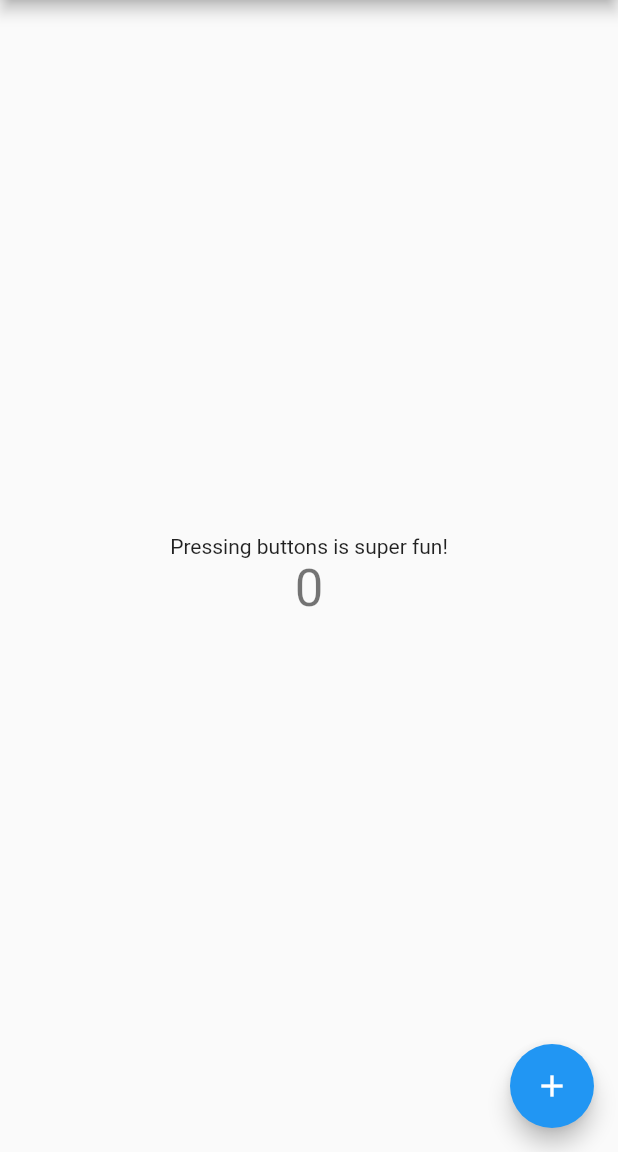
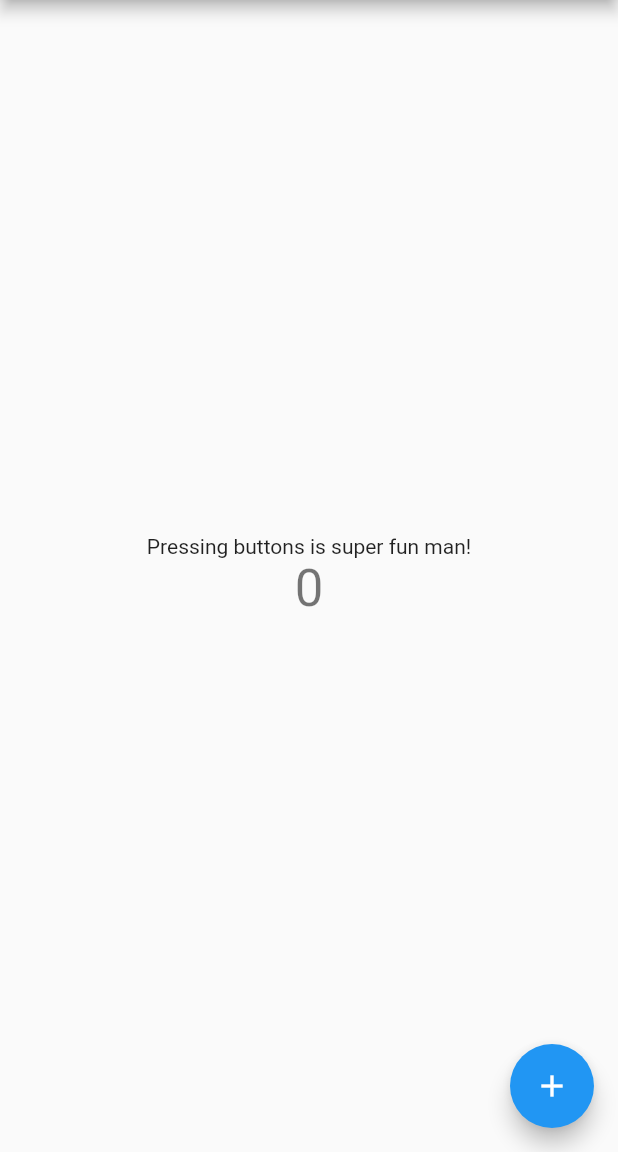
Before and after one commit to dx8719/flutter_app, a Flutter app: the screen it shows after launch, on a phone screen of 412 x 824 dp, the part 84-1236 px from its top. Run offline on Flutter 3.47's test engine with Material 2 defaults, Android fonts, the phone set to English and light mode, and no system bars.

Commit message:
tweaked main.dart

```diff
--- a/lib/main.dart
+++ b/lib/main.dart
@@ -90,7 +90,7 @@ class _MyHomePageState extends State<MyHomePage> {
           mainAxisAlignment: MainAxisAlignment.center,
           children: <Widget>[
             new Text(
-              'Pressing buttons is super fun!',
+              'Pressing buttons is super fun man!',
             ),
             new Text(
               '$_counter',
```
Also changed, not shown: 1 other file.
